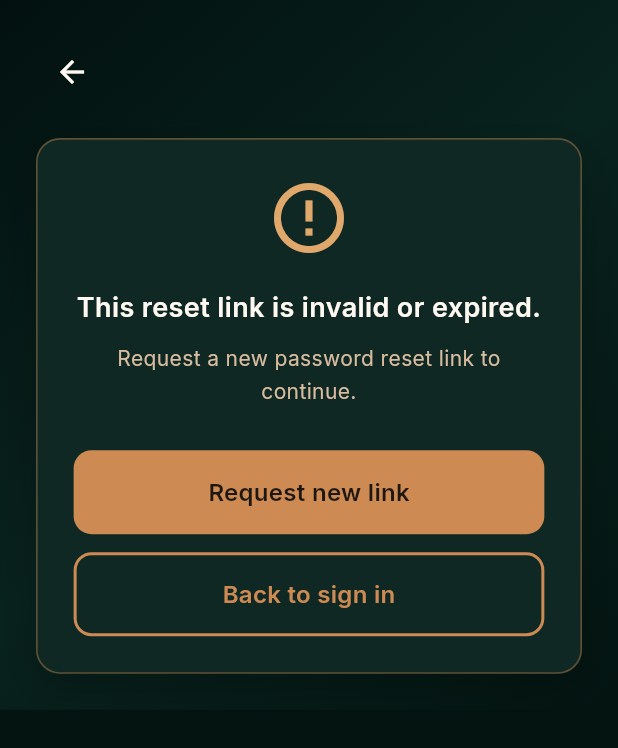
After one commit to FootSmart/FootSmart-Mobile, a Flutter app: the ResetPasswordScreen screen opened by its route, after a tap on the "arrow back" icon, on a phone screen of 412 x 824 dp. The commit adds this screen. Shown: the top 748 px of the screen. Run offline on Flutter 3.47's test engine with Material 3 defaults, Android fonts, the phone set to English and light mode, and no system bars; our stand-ins replace app_links, dio, flutter_animate, flutter_riverpod, go_router, google_fonts and 4 more; missing offline and left inert: flutter_stripe, purchases_flutter; accounts and stored records are empty; network calls fail.

Commit message:
Fix forgot password deep link flow

```diff
--- a/lib/core/routes/app_routes.dart
+++ b/lib/core/routes/app_routes.dart
@@ -3,6 +3,7 @@ import 'package:go_router/go_router.dart';
 import 'package:footsmart_pro/features/auth/screens/sign_in_screen.dart';
 import 'package:footsmart_pro/features/auth/screens/sign_up_screen.dart';
 import 'package:footsmart_pro/features/auth/screens/forgot_password_screen.dart';
+import 'package:footsmart_pro/features/auth/screens/reset_password_screen.dart';
 import 'package:footsmart_pro/features/betting/betting_screen.dart';
 import 'package:footsmart_pro/features/explore/explore_screen.dart';
 import 'package:footsmart_pro/features/explore/competition_hub_screen.dart';
@@ -55,6 +56,7 @@ class AppRoutes {
   static const String signIn = '/sign-in';
   static const String signUp = '/sign-up';
   static const String forgotPassword = '/forgot-password';
+  static const String resetPassword = '/reset-password';
   static const String home = '/home';
   static const String explore = '/explore';
   static const String competitionHub = '/competition-hub';
@@ -110,6 +112,18 @@ class AppRoutes {
       GoRoute(
           path: forgotPassword,
           builder: (context, state) => const ForgotPasswordScreen()),
+      GoRoute(
+        path: resetPassword,
+        builder: (context, state) {
+          final extra = state.extra;
+          final token = extra is Map
+              ? (extra['token'] as String? ?? '')
+              : extra is String
+                  ? extra
+                  : state.uri.queryParameters['token'] ?? '';
+          return ResetPasswordScreen(token: token);
+        },
+      ),
       GoRoute(path: home, builder: (context, state) => const HomeScreen()),
       GoRoute(path: explore, builder: (context, state) => const ExploreScreen()),
       GoRoute(
@@ -241,6 +255,12 @@ class AppRoutes {
         onboarding: (context) => const OnboardingScreen(),
         signIn: (context) => const SignInScreen(),
         forgotPassword: (context) => const ForgotPasswordScreen(),
+        resetPassword: (context) {
+          final args =
+              ModalRoute.of(context)?.settings.arguments as Map<String, dynamic>?;
+          final token = args?['token'] as String? ?? '';
+          return ResetPasswordScreen(token: token);
+        },
         signUp: (context) => const SignUpScreen(),
         home: (context) => const HomeScreen(),
         explore: (context) => const ExploreScreen(),
--- a/lib/core/services/auth_service.dart
+++ b/lib/core/services/auth_service.dart
@@ -39,44 +39,49 @@ class AuthService {
     return authResponse;
   }
 
-  Future<Map<String, dynamic>> forgotPassword(String email) async {
-    final response = await _apiService.post(
+  Future<bool> forgotPassword(String email) async {
+    try {
+      await _apiService.post(
         ApiConstants.forgotPassword,
         data: {'email': email},
       );
-
-    return {
-      'success': true,
-      'message':
-          response.data['message'] ?? 'Password reset email sent successfully',
-    };
+      return true;
+    } catch (_) {
+      return false;
+    }
   }
 
-  Future<Map<String, dynamic>> resetPassword(
-    String token,
-    String newPassword,
-  ) async {
-    final response = await _apiService.post(
+  Future<bool> resetPassword({
+    required String token,
+    required String newPassword,
+  }) async {
+    try {
+      await _apiService.post(
         ApiConstants.resetPassword,
         data: {
           'token': token,
           'newPassword': newPassword,
         },
       );
-
-    return {
-      'success': true,
-      'message': response.data['message'] ?? 'Password reset successfully',
-    };
+      return true;
+    } catch (_) {
+      return false;
+    }
   }
 
-  Future<Map<String, dynamic>> verifyResetToken(String token) async {
+  Future<ResetTokenStatus> verifyResetToken(String token) async {
+    try {
       final response = await _apiService.post(
         ApiConstants.verifyResetToken,
         data: {'token': token},
       );
-
-    return response.data;
+      return ResetTokenStatus.fromJson(response.data);
+    } catch (_) {
+      return const ResetTokenStatus(
+        valid: false,
+        message: 'Invalid reset token',
+      );
+    }
   }
 
   Future<void> _saveAuthData(
@@ -200,3 +205,23 @@ class AuthService {
     await prefs.setBool(_rememberMeKey, rememberMe);
   }
 }
+
+class ResetTokenStatus {
+  final bool valid;
+  final String message;
+  final String? email;
+
+  const ResetTokenStatus({
+    required this.valid,
+    required this.message,
+    this.email,
+  });
+
+  factory ResetTokenStatus.fromJson(Map<String, dynamic> json) {
+    return ResetTokenStatus(
+      valid: json['valid'] == true,
+      message: (json['message'] ?? 'Invalid reset token').toString(),
+      email: json['email']?.toString(),
+    );
+  }
+}
--- /dev/null
+++ b/lib/core/services/deep_link_service.dart
@@ -0,0 +1,66 @@
+import 'dart:async';
+import 'package:app_links/app_links.dart';
+import 'package:flutter/material.dart';
+import '../routes/app_routes.dart';
+
+class DeepLinkService {
+  static final DeepLinkService _instance = DeepLinkService._internal();
+  factory DeepLinkService() => _instance;
+  DeepLinkService._internal();
+
+  final AppLinks _appLinks = AppLinks();
+  StreamSubscription<Uri>? _linkSubscription;
+  bool _isInitialized = false;
+
+  Future<void> initialize() async {
+    if (_isInitialized) return;
+    _isInitialized = true;
+
+    try {
+      final initialLink = await _appLinks.getInitialLink();
+      _handleDeepLink(initialLink);
+    } catch (e) {
+      debugPrint('Error getting initial link: $e');
+    }
+
+    _linkSubscription = _appLinks.uriLinkStream.listen(
+      _handleDeepLink,
+      onError: (err) {
+        debugPrint('Error listening to link stream: $err');
+      },
+    );
+  }
+
+  void _handleDeepLink(Uri? uri) {
+    if (uri == null) return;
+    if (!_isResetLink(uri)) return;
+
+    final token = uri.queryParameters['token'];
+    if (token == null || token.isEmpty) return;
+
+    WidgetsBinding.instance.addPostFrameCallback((_) {
+      AppRoutes.router.go(AppRoutes.resetPassword, extra: {'token': token});
+    });
+  }
+
+  bool _isResetLink(Uri uri) {
+    final host = uri.host.toLowerCase();
+    final path = uri.path.toLowerCase();
+
+    if (uri.scheme == 'footsmart') {
+      if (host == 'reset-password') return true;
+      if (host == 'auth' && path == '/reset-password') return true;
+      return path.contains('reset-password');
+    }
+
+    if (uri.scheme == 'https' || uri.scheme == 'http') {
+      return path.contains('reset-password');
+    }
+
+    return false;
+  }
+
+  void dispose() {
+    _linkSubscription?.cancel();
+  }
+}
--- a/lib/core/utils/validators.dart
+++ b/lib/core/utils/validators.dart
@@ -21,6 +21,11 @@ class Validators {
     }
     if (value.length < 8) {
       return 'Password must be at least 8 characters';
+    }
+    final passwordRegex =
+        RegExp(r'^(?=.*[a-z])(?=.*[A-Z])(?=.*\d)(?=.*[@$!%*?&]).{8,}$');
+    if (!passwordRegex.hasMatch(value)) {
+      return 'Include uppercase, lowercase, number, and special character';
     }
     return null;
   }
--- /dev/null
+++ b/lib/features/auth/screens/reset_password_screen.dart
@@ -0,0 +1,283 @@
+import 'package:flutter/material.dart';
+import '../../../core/constants/app_text_styles.dart';
+import '../../../core/extensions/theme_context.dart';
+import '../../../core/routes/app_routes.dart';
+import '../../../core/services/api_service.dart';
+import '../../../core/services/auth_service.dart';
+import '../../../core/utils/validators.dart';
+import '../../../shared/widgets/app_card.dart';
+import '../../../widgets/custom_button.dart';
+import '../../../widgets/custom_text_field.dart';
+
+class ResetPasswordScreen extends StatefulWidget {
+  final String token;
+
+  const ResetPasswordScreen({super.key, required this.token});
+
+  @override
+  State<ResetPasswordScreen> createState() => _ResetPasswordScreenState();
+}
+
+enum _ResetViewState { verifying, invalid, form, success }
+
+class _ResetPasswordScreenState extends State<ResetPasswordScreen> {
+  final _formKey = GlobalKey<FormState>();
+  final _passwordController = TextEditingController();
+  final _confirmController = TextEditingController();
+  late final AuthService _authService;
+
+  _ResetViewState _state = _ResetViewState.verifying;
+  String? _maskedEmail;
+  bool _isSubmitting = false;
+
+  @override
+  void initState() {
+    super.initState();
+    _authService = AuthService(ApiService());
+    _verifyToken();
+  }
+
+  @override
+  void dispose() {
+    _passwordController.dispose();
+    _confirmController.dispose();
+    super.dispose();
+  }
+
+  Future<void> _verifyToken() async {
+    setState(() => _state = _ResetViewState.verifying);
+    final status = await _authService.verifyResetToken(widget.token);
+
+    if (!mounted) return;
+
+    setState(() {
+      _maskedEmail = status.email;
+      _state = status.valid ? _ResetViewState.form : _ResetViewState.invalid;
+    });
+  }
+
+  Future<void> _submitReset() async {
+    if (!_formKey.currentState!.validate()) {
+      return;
+    }
+
+    setState(() => _isSubmitting = true);
+
+    final success = await _authService.resetPassword(
+      token: widget.token,
+      newPassword: _passwordController.text,
+    );
+
+    if (!mounted) return;
+
+    setState(() => _isSubmitting = false);
+
+    if (success) {
+      setState(() => _state = _ResetViewState.success);
+      return;
+    }
+
+    ScaffoldMessenger.of(context).showSnackBar(
+      const SnackBar(
+        content: Text('Unable to reset password. Please try again.'),
+        backgroundColor: Colors.red,
+      ),
+    );
+  }
+
+  @override
+  Widget build(BuildContext context) {
+    return Scaffold(
+      backgroundColor: context.scaffoldBg,
+      body: Container(
+        decoration: BoxDecoration(gradient: context.bgGradient),
+        child: SafeArea(
+          child: SingleChildScrollView(
+            padding: const EdgeInsets.all(24),
+            child: Column(
+              crossAxisAlignment: CrossAxisAlignment.stretch,
+              children: [
+                Align(
+                  alignment: Alignment.centerLeft,
+                  child: IconButton(
+                    icon: Icon(Icons.arrow_back, color: context.iconColor),
+                    onPressed: () => AppRoutes.pop(context),
+                  ),
+                ),
+                const SizedBox(height: 20),
+                AppCard(
+                  elevated: true,
+                  padding: const EdgeInsets.all(24),
+                  child: _buildContent(context),
+                ),
+              ],
+            ),
+          ),
+        ),
+      ),
+    );
+  }
+
+  Widget _buildContent(BuildContext context) {
+    return switch (_state) {
+      _ResetViewState.verifying => _buildVerifying(context),
+      _ResetViewState.invalid => _buildInvalid(context),
+      _ResetViewState.form => _buildForm(context),
+      _ResetViewState.success => _buildSuccess(context),
+    };
+  }
+
+  Widget _buildVerifying(BuildContext context) {
+    return Column(
+      crossAxisAlignment: CrossAxisAlignment.center,
+      children: [
+        Icon(Icons.lock_reset, size: 56, color: context.accent),
+        const SizedBox(height: 20),
+        Text(
+          'Checking your reset link...',
+          style: AppTextStyles.h2.copyWith(color: context.textPrimary),
+          textAlign: TextAlign.center,
+        ),
+        const SizedBox(height: 12),
+        Text(
+          'Please wait a moment while we verify your token.',
+          style: AppTextStyles.bodyMedium.copyWith(color: context.textSecondary),
+          textAlign: TextAlign.center,
+        ),
+        const SizedBox(height: 24),
+        const CircularProgressIndicator(),
+      ],
+    );
+  }
+
+  Widget _buildInvalid(BuildContext context) {
+    return Column(
+      crossAxisAlignment: CrossAxisAlignment.stretch,
+      children: [
+        Icon(Icons.error_outline, size: 56, color: context.accentOrange),
+        const SizedBox(height: 20),
+        Text(
+          'This reset link is invalid or expired.',
+          style: AppTextStyles.h2.copyWith(color: context.textPrimary),
+          textAlign: TextAlign.center,
+        ),
+        const SizedBox(height: 12),
+        Text(
+          'Request a new password reset link to continue.',
+          style: AppTextStyles.bodyMedium.copyWith(color: context.textSecondary),
+          textAlign: TextAlign.center,
+        ),
+        const SizedBox(height: 28),
+        CustomButton(
+          text: 'Request new link',
+          onPressed: () => AppRoutes.replace(context, AppRoutes.forgotPassword),
+        ),
+        const SizedBox(height: 12),
+        CustomButton(
+          text: 'Back to sign in',
+          variant: ButtonVariant.outlined,
+          onPressed: () => AppRoutes.replace(context, AppRoutes.signIn),
+        ),
+      ],
+    );
+  }
+
+  Widget _buildForm(BuildContext context) {
+    return Form(
+      key: _formKey,
+      child: Column(
+        crossAxisAlignment: CrossAxisAlignment.stretch,
+        children: [
+          Icon(Icons.lock_reset, size: 56, color: context.accent),
+          const SizedBox(height: 20),
+          Text(
+            'Create a new password',
+            style: AppTextStyles.h2.copyWith(color: context.textPrimary),
+            textAlign: TextAlign.center,
+          ),
+          const SizedBox(height: 10),
+          Text(
+            _maskedEmail == null
+                ? 'Enter a new password for your account.'
+                : 'Resetting password for $_maskedEmail',
+            style: AppTextStyles.bodyMedium.copyWith(color: context.textSecondary),
+            textAlign: TextAlign.center,
+          ),
+          const SizedBox(height: 24),
+          CustomTextField(
+            controller: _passwordController,
+            label: 'New password',
+            hint: 'Enter new password',
+            prefixIcon: Icons.lock_outline,
+            obscureText: true,
+            showPasswordToggle: true,
+            validator: Validators.validatePassword,
+            enabled: !_isSubmitting,
+          ),
+          const SizedBox(height: 16),
+          CustomTextField(
+            controller: _confirmController,
+            label: 'Confirm password',
+            hint: 'Re-enter new password',
+            prefixIcon: Icons.lock_outline,
+            obscureText: true,
+            showPasswordToggle: true,
+            validator: (value) => Validators.validateConfirmPassword(
+              value,
+              _passwordController.text,
+            ),
+            enabled: !_isSubmitting,
+          ),
+          const SizedBox(height: 16),
+          Text(
+            'Password must include uppercase, lowercase, number, and special character.',
+            style: AppTextStyles.caption.copyWith(color: context.textTertiary),
+            textAlign: TextAlign.center,
+          ),
+          const SizedBox(height: 24),
+          CustomButton(
+            text: 'Reset password',
+            onPressed: _isSubmitting ? null : _submitReset,
+            isLoading: _isSubmitting,
+          ),
+          const SizedBox(height: 12),
+          TextButton(
+            onPressed: _isSubmitting
+                ? null
+                : () => AppRoutes.replace(context, AppRoutes.signIn),
+            child: Text(
+              'Back to sign in',
+              style: AppTextStyles.bodyMedium.copyWith(color: context.accent),
+            ),
+          ),
+        ],
+      ),
+    );
+  }
+
+  Widget _buildSuccess(BuildContext context) {
+    return Column(
+      crossAxisAlignment: CrossAxisAlignment.stretch,
+      children: [
+        Icon(Icons.check_circle_outline, size: 56, color: context.accent),
+        const SizedBox(height: 20),
+        Text(
+          'Password reset successfully.',
+          style: AppTextStyles.h2.copyWith(color: context.textPrimary),
+          textAlign: TextAlign.center,
+        ),
+        const SizedBox(height: 12),
+        Text(
+          'Please login with your new password.',
+          style: AppTextStyles.bodyMedium.copyWith(color: context.textSecondary),
+          textAlign: TextAlign.center,
+        ),
+        const SizedBox(height: 28),
+        CustomButton(
+          text: 'Go to sign in',
+          onPressed: () => AppRoutes.replace(context, AppRoutes.signIn),
+        ),
+      ],
+    );
+  }
+}
--- a/lib/features/auth/screens/sign_in_screen.dart
+++ b/lib/features/auth/screens/sign_in_screen.dart
@@ -31,8 +31,6 @@ class _SignInScreenState extends State<SignInScreen> {
   final _formKey = GlobalKey<FormState>();
   final _emailController = TextEditingController();
   final _passwordController = TextEditingController();
-
-  late final AuthService _authService;
 
   bool _isLoading = false;
   bool _rememberMe = true;
@@ -112,6 +110,11 @@ class _SignInScreenState extends State<SignInScreen> {
         rememberMe: _rememberMe,
       );
 
+      await _premiumService.hasPremiumAccess(
+        userId: authResponse.user.id,
+      );
+      debugPrint('RevenueCat configured for user: ${authResponse.user.id}');
+
       if (!mounted) return;
 
       ScaffoldMessenger.of(context).showSnackBar(
@@ -171,46 +174,6 @@ class _SignInScreenState extends State<SignInScreen> {
     _goToAuthenticatedArea(user);
   }
 
-      await _premiumService.hasPremiumAccess(
-        userId: authResponse.user.id,
-      );
-      debugPrint('RevenueCat configured for user: ${authResponse.user.id}');
-
-      if (mounted) {
-        // Show success message
-        ScaffoldMessenger.of(context).showSnackBar(
-          SnackBar(
-            content: Text('Welcome back, ${authResponse.user.displayName}!'),
-            backgroundColor: context.accent,
-          ),
-        );
-
-        // Navigate based on role
-        if (authResponse.user.role == 'coach') {
-          AppRoutes.replace(context, AppRoutes.coachHome);
-        } else {
-          AppRoutes.replace(context, AppRoutes.home);
-        }
-      }
-    } catch (e) {
-      if (mounted) {
-        setState(() {
-          _isLoading = false;
-        });
-
-        // Show error message
-        ScaffoldMessenger.of(context).showSnackBar(
-          SnackBar(
-            content: Text(
-              e.toString().contains('401') ||
-                      e.toString().contains('Unauthorized')
-                  ? 'Invalid email or password'
-                  : 'Login failed. Please try again.',
-            ),
-            backgroundColor: AppColors.error,
-          ),
-        );
-      }
   Future<void> _useAnotherAccount() async {
     await _authService.clearSavedSession(clearRememberMe: true);
     if (!mounted) return;
--- a/lib/main.dart
+++ b/lib/main.dart
@@ -1,3 +1,6 @@
+import 'dart:async';
+
+
 import 'package:flutter/material.dart';
 import 'package:flutter/services.dart';
 import 'package:flutter_riverpod/flutter_riverpod.dart';
@@ -8,6 +11,7 @@ import 'core/theme/theme_notifier.dart';
 import 'core/routes/app_routes.dart';
 import 'core/services/api_service.dart';
 import 'core/services/auth_service.dart';
+import 'core/services/deep_link_service.dart';
 
 void main() async {
   WidgetsFlutterBinding.ensureInitialized();
@@ -40,11 +44,30 @@ void main() async {
   );
 }
 
-class FootSmartProApp extends ConsumerWidget {
+class FootSmartProApp extends ConsumerStatefulWidget {
   const FootSmartProApp({super.key});
 
   @override
-  Widget build(BuildContext context, WidgetRef ref) {
+  ConsumerState<FootSmartProApp> createState() => _FootSmartProAppState();
+}
+
+class _FootSmartProAppState extends ConsumerState<FootSmartProApp> {
+  final DeepLinkService _deepLinkService = DeepLinkService();
+
+  @override
+  void initState() {
+    super.initState();
+    _deepLinkService.initialize();
+  }
+
+  @override
+  void dispose() {
+    _deepLinkService.dispose();
+    super.dispose();
+  }
+
+  @override
+  Widget build(BuildContext context) {
     final themeMode = ref.watch(themeModeProvider);
     final isDark = themeMode == ThemeMode.dark;
 
--- a/pubspec.yaml
+++ b/pubspec.yaml
@@ -21,6 +21,7 @@ dependencies:
 
   # Routing
   go_router: ^14.6.2
+  app_links: ^6.4.0
 
   # Network
   http: ^1.1.2
```
Also changed, not shown: lib/features/auth/screens/forgot_password_screen.dart (+13 -11 lines), pubspec.lock, 10 other files. Lines whose indentation alone changed are shown as unchanged.
